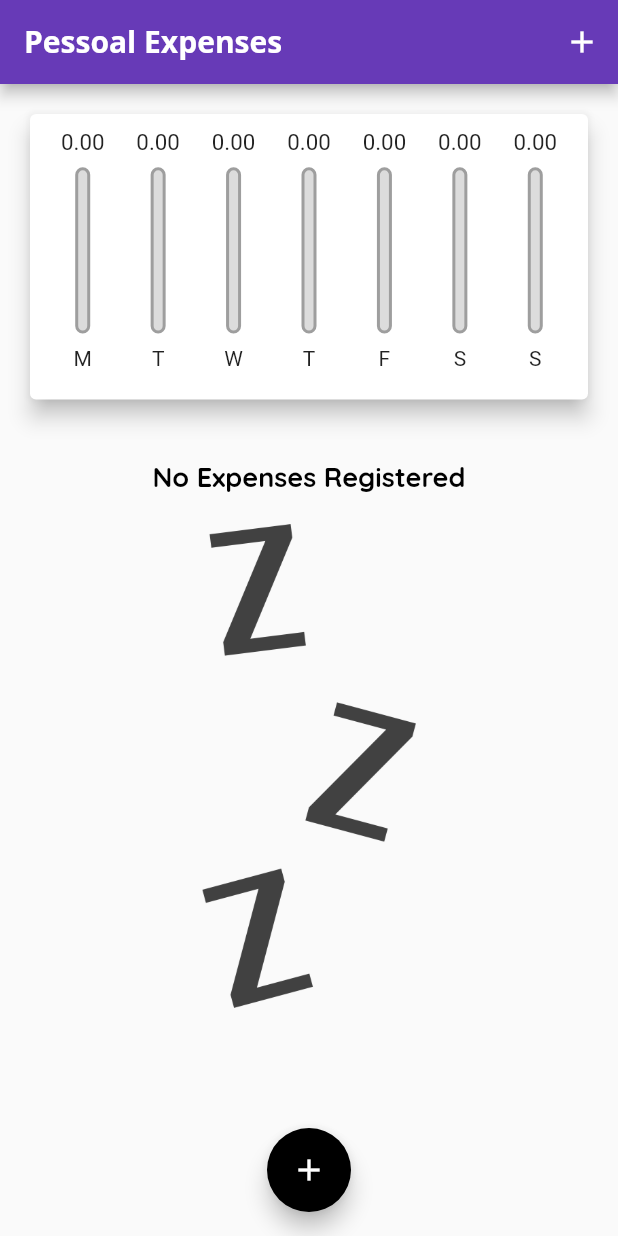
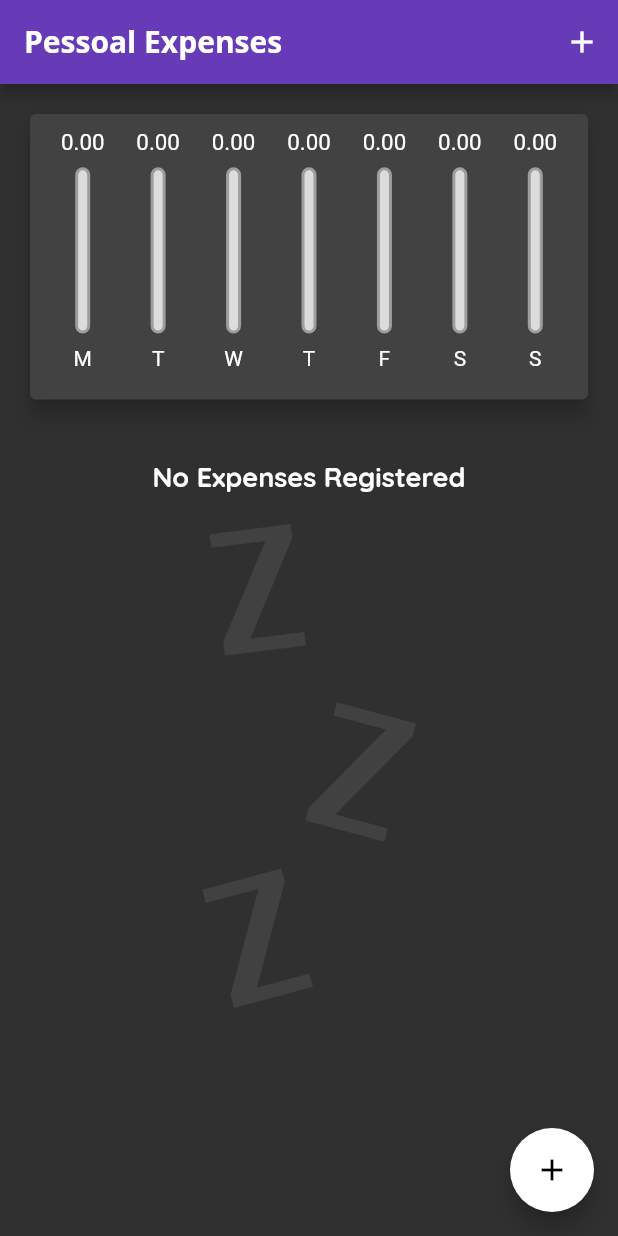
Before and after one commit to bielom43/ProjectApp-Despesas, a Flutter app: the screen it shows after launch, on a phone screen of 412 x 824 dp. Run offline on Flutter 3.47's test engine with Material 2 defaults, Android fonts, the phone set to English and light mode, and no system bars.

Commit message:
dark mode added

```diff
--- a/lib/components/adaptative_datePicker.dart
+++ b/lib/components/adaptative_datePicker.dart
@@ -45,6 +45,7 @@ class AdaptativeDatePicker extends StatelessWidget {
               onDateTimeChanged: onDateChanged,
             ),
           )
+        // ignore: sized_box_for_whitespace
         : Container(
             height: 70,
             child: Row(
--- a/lib/components/chart_Bar.dart
+++ b/lib/components/chart_Bar.dart
@@ -1,4 +1,4 @@
-// ignore_for_file: file_names
+// ignore_for_file: file_names, avoid_unnecessary_containers
 
 import 'package:flutter/material.dart';
 
--- a/lib/components/transaction_list.dart
+++ b/lib/components/transaction_list.dart
@@ -68,7 +68,8 @@ class TransactionList extends StatelessWidget {
                           icon: const Icon(Icons.delete_forever_outlined),
                           label: const Text('Delete'),
                           style: ButtonStyle(
-                            foregroundColor: MaterialStateProperty.all<Color>(Theme.of(context).errorColor),
+                            foregroundColor: MaterialStateProperty.all<Color>(
+                                Theme.of(context).errorColor),
                           ),
                         )
                       : IconButton(
--- a/lib/main.dart
+++ b/lib/main.dart
@@ -15,7 +15,7 @@ class ExpensesApp extends StatelessWidget {
 
   @override
   Widget build(BuildContext context) {
-    final ThemeData theme = ThemeData();
+    final ThemeData theme = ThemeData.dark();
 
     return MaterialApp(
       home: const MyHomePage(),
@@ -23,14 +23,14 @@ class ExpensesApp extends StatelessWidget {
         brightness: Brightness.light,
         colorScheme: theme.colorScheme.copyWith(
           primary: Colors.deepPurple,
-          secondary: Colors.black,
+          secondary: Colors.white,
         ),
         textTheme: theme.textTheme.copyWith(
           headline6: const TextStyle(
             fontFamily: 'QuickSand',
             fontSize: 18,
             fontWeight: FontWeight.bold,
-            color: Colors.black,
+            color: Colors.white,
           ),
           button: const TextStyle(
             fontFamily: 'QuickSand',
@@ -200,7 +200,7 @@ class _MyHomePageState extends State<MyHomePage> {
                           Icons.add,
                         ),
                       ),
-            floatingActionButtonLocation: FloatingActionButtonLocation.centerFloat,
+            floatingActionButtonLocation: FloatingActionButtonLocation.endFloat,
           );
   }
 }
```
